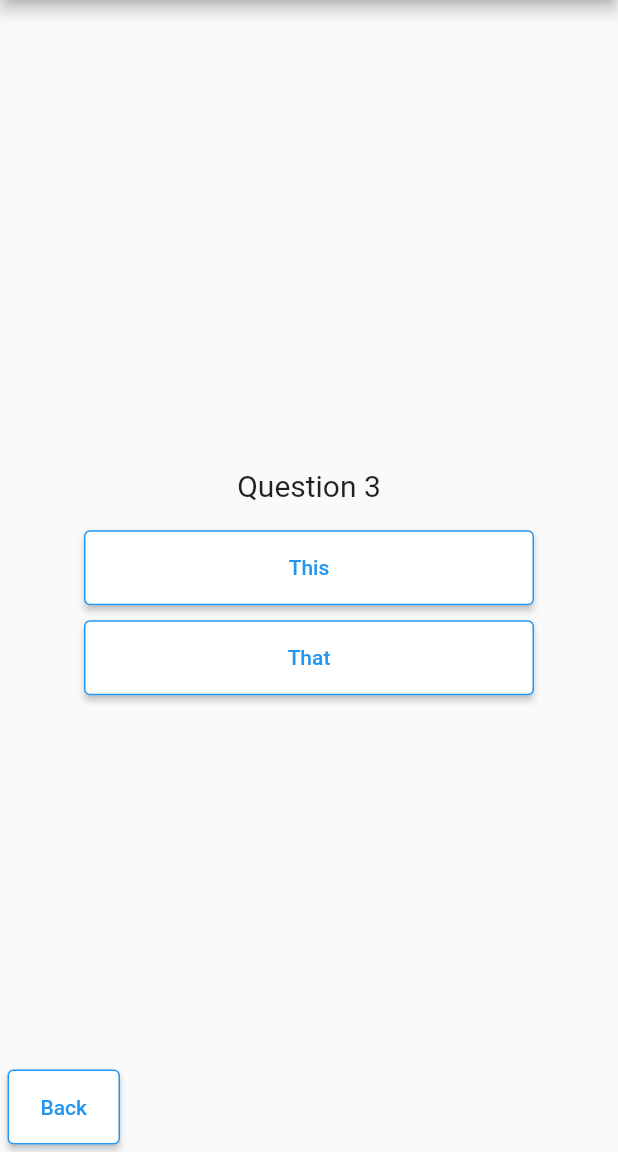
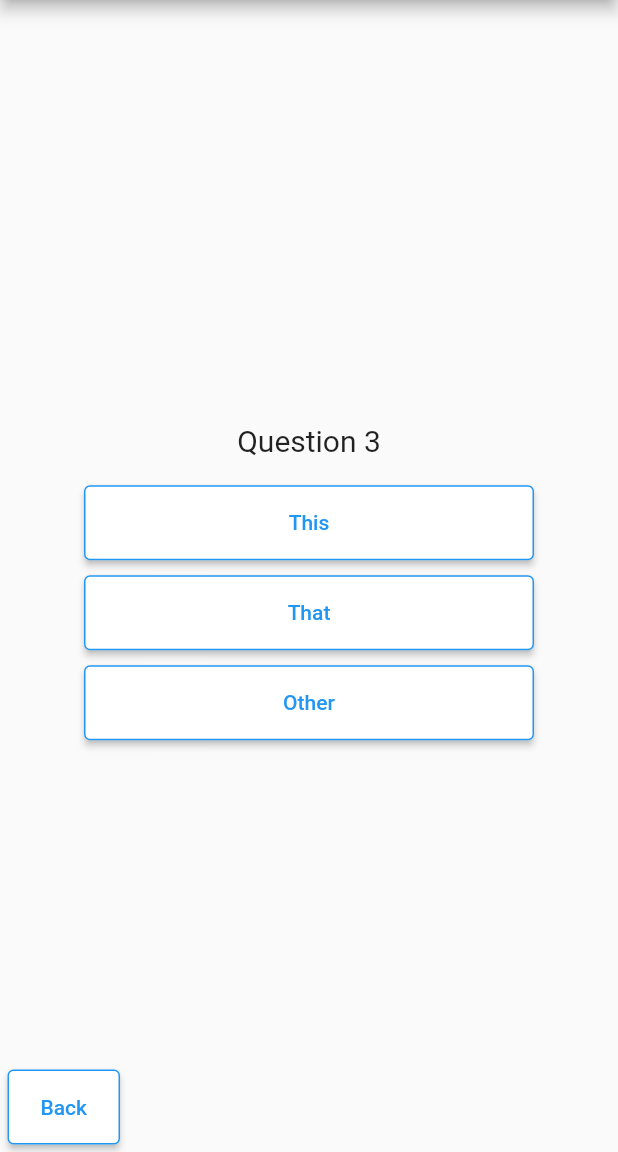
Before and after one commit to AaronFryer/SimpleSurvey, a Flutter app: the screen it shows after launch, swiped to page 3, on a phone screen of 412 x 824 dp, the part 84-1236 px from its top. Run offline on Flutter 3.47's test engine with Material 2 defaults, Android fonts, the phone set to English and light mode, and no system bars.

Commit message:
Started answer types

```diff
--- a/lib/SimpleWizardModels.dart
+++ b/lib/SimpleWizardModels.dart
@@ -6,15 +6,11 @@ class ModelSimpleWizardStep {
 
 class ModelSimpleWizardStepQuestion extends ModelSimpleWizardStep {
   String text = "This is the question?";
-  List<ModelSimpleWizardStepAnswer> answers = [];
-  bool isMult;
-  int multiMinimum;
+  AnswerType answers;
 
   ModelSimpleWizardStepQuestion({
     required this.text,
     required this.answers,
-    this.isMult = false,
-    this.multiMinimum = 1,
     required id,
   }) : super(id: id);
 }
@@ -28,12 +24,43 @@ class ModelSimpleWizardFinish extends ModelSimpleWizardStep {
 }
 
 class ModelSimpleWizardStepAnswer {
-  String text = "Default Answer";
   String? skipToStep;
-  bool isSelected = false;
-
   ModelSimpleWizardStepAnswer({
-    required this.text,
     this.skipToStep,
   });
 }
+
+class ModelSimpleWizardStepAnswerButton extends ModelSimpleWizardStepAnswer {
+  String text = "Default Answer";
+
+  bool isSelected = false;
+
+  ModelSimpleWizardStepAnswerButton({
+    required this.text,
+    skipToStep,
+  }) : super(skipToStep: skipToStep);
+}
+
+class ModelSimpleWizardStepAnswerRange extends ModelSimpleWizardStepAnswer {
+  ModelSimpleWizardStepAnswerRange({
+    skipToStep,
+  }) : super(skipToStep: skipToStep);
+}
+
+class AnswerType {}
+
+class SingleChoiceAnswer extends AnswerType {
+  List<ModelSimpleWizardStepAnswerButton> choices;
+
+  SingleChoiceAnswer({required this.choices});
+}
+
+class MultipleChoiceAnswer extends AnswerType {
+  List<ModelSimpleWizardStepAnswerButton> choices;
+  int multiMinimum;
+
+  MultipleChoiceAnswer({
+    required this.choices,
+    this.multiMinimum = 1,
+  });
+}
--- a/lib/SimpleWizardViews.dart
+++ b/lib/SimpleWizardViews.dart
@@ -35,7 +35,37 @@ class _SimpleWizardQuestionViewState extends State<SimpleWizardQuestionView> {
                 style: const TextStyle(fontSize: 20),
               ),
             ),
-            ...widget.step.answers.map((ModelSimpleWizardStepAnswer answer) {
+            if (widget.step.answers.runtimeType == SingleChoiceAnswer)
+              ...(widget.step.answers as SingleChoiceAnswer)
+                  .choices
+                  .map((ModelSimpleWizardStepAnswerButton answer) {
+                return Padding(
+                  padding: const EdgeInsets.fromLTRB(0, 10, 0, 0),
+                  child: ElevatedButton(
+                    style: ElevatedButton.styleFrom(
+                      primary: Colors.white,
+                      onPrimary: Colors.blue,
+                      side: const BorderSide(
+                        color: Colors.blue,
+                      ),
+                      minimumSize: const Size(300, 50),
+                      maximumSize: const Size(300, 50),
+                    ),
+                    child: Text(answer.text),
+                    onPressed: () {
+                      if (answer.skipToStep != null) {
+                        widget.instance.goTo(answer.skipToStep!);
+                      } else {
+                        widget.instance.next();
+                      }
+                    },
+                  ),
+                );
+              })
+            else if (widget.step.answers.runtimeType == MultipleChoiceAnswer)
+              ...(widget.step.answers as MultipleChoiceAnswer)
+                  .choices
+                  .map((ModelSimpleWizardStepAnswerButton answer) {
                 return Padding(
                   padding: const EdgeInsets.fromLTRB(0, 10, 0, 0),
                   child: ElevatedButton(
@@ -50,21 +80,13 @@ class _SimpleWizardQuestionViewState extends State<SimpleWizardQuestionView> {
                     ),
                     child: Text(answer.text),
                     onPressed: () {
-                    if (!widget.step.isMult) {
-                      if (answer.skipToStep != null) {
-                        widget.instance.goTo(answer.skipToStep!);
-                      } else {
-                        widget.instance.next();
-                      }
-                    } else {
                       setState(() {
                         answer.isSelected = !answer.isSelected;
                       });
-                    }
                     },
                   ),
                 );
-            }),
+              })
           ],
         ),
         Align(
@@ -96,7 +118,7 @@ class _SimpleWizardQuestionViewState extends State<SimpleWizardQuestionView> {
           child: Padding(
             padding: const EdgeInsets.fromLTRB(0, 0, 5, 5),
             child: Visibility(
-              visible: widget.step.isMult,
+              visible: widget.step.answers.runtimeType == MultipleChoiceAnswer,
               child: ElevatedButton(
                 style: ElevatedButton.styleFrom(
                   primary: Colors.white,
@@ -109,18 +131,22 @@ class _SimpleWizardQuestionViewState extends State<SimpleWizardQuestionView> {
                 ),
                 child: const Text("Next"),
                 onPressed: () {
-                  if (widget.step.isMult) {
-                    if (widget.step.answers
+                  if (widget.step.answers.runtimeType == MultipleChoiceAnswer) {
+                    if ((widget.step.answers as MultipleChoiceAnswer)
+                            .choices
                             .where((x) {
                               return x.isSelected;
                             })
                             .toList()
                             .length >=
-                        widget.step.multiMinimum) {
+                        (widget.step.answers as MultipleChoiceAnswer)
+                            .multiMinimum) {
                       widget.instance.next();
                     } else {
                       widget.instance.showError("You need to select at least " +
-                          widget.step.multiMinimum.toString());
+                          (widget.step.answers as MultipleChoiceAnswer)
+                              .multiMinimum
+                              .toString());
                     }
                   } else {
                     widget.instance.next();
--- a/lib/main.dart
+++ b/lib/main.dart
@@ -43,57 +43,63 @@ class _MyHomePageState extends State<MyHomePage> {
         ModelSimpleWizardStepQuestion(
           id: "question_1",
           text: "Question 1",
-          answers: [
-            ModelSimpleWizardStepAnswer(text: "This"),
-            ModelSimpleWizardStepAnswer(text: "That"),
-            ModelSimpleWizardStepAnswer(
+          answers: SingleChoiceAnswer(
+            choices: [
+              ModelSimpleWizardStepAnswerButton(text: "This"),
+              ModelSimpleWizardStepAnswerButton(text: "That"),
+              ModelSimpleWizardStepAnswerButton(
                 text: "Skip to 3",
                 skipToStep: "question_3",
               ),
             ],
           ),
+        ),
         ModelSimpleWizardStepQuestion(
           id: "question_2",
           text: "Question 2",
-          isMult: true,
+          answers: MultipleChoiceAnswer(
             multiMinimum: 2,
-          answers: [
-            ModelSimpleWizardStepAnswer(text: "This"),
-            ModelSimpleWizardStepAnswer(text: "That"),
+            choices: [
+              ModelSimpleWizardStepAnswerButton(text: "This"),
+              ModelSimpleWizardStepAnswerButton(text: "That"),
             ],
+          ),
         ),
         ModelSimpleWizardStepQuestion(
           id: "question_3",
           text: "Question 3",
-          answers: [
-            ModelSimpleWizardStepAnswer(text: "This"),
-            ModelSimpleWizardStepAnswer(text: "That"),
+          answers: SingleChoiceAnswer(
+            choices: [
+              ModelSimpleWizardStepAnswerButton(text: "This"),
+              ModelSimpleWizardStepAnswerButton(text: "That"),
+              ModelSimpleWizardStepAnswerButton(text: "Other"),
             ],
           ),
-        ModelSimpleWizardStepQuestion(
-          id: "question_4",
-          text: "Question 4",
-          answers: [
-            ModelSimpleWizardStepAnswer(text: "This"),
-            ModelSimpleWizardStepAnswer(text: "That"),
-          ],
         ),
-        ModelSimpleWizardStepQuestion(
-          id: "question_5",
-          text: "Question 5",
-          answers: [
-            ModelSimpleWizardStepAnswer(text: "This"),
-            ModelSimpleWizardStepAnswer(text: "That"),
-          ],
-        ),
-        ModelSimpleWizardStepQuestion(
-          id: "question_6",
-          text: "Question 6",
-          answers: [
-            ModelSimpleWizardStepAnswer(text: "This"),
-            ModelSimpleWizardStepAnswer(text: "That"),
-          ],
-        ),
+        // ModelSimpleWizardStepQuestion(
+        //   id: "question_4",
+        //   text: "Question 4",
+        //   answers: [
+        //     ModelSimpleWizardStepAnswerButton(text: "This"),
+        //     ModelSimpleWizardStepAnswerButton(text: "That"),
+        //   ],
+        // ),
+        // ModelSimpleWizardStepQuestion(
+        //   id: "question_5",
+        //   text: "Question 5",
+        //   answers: [
+        //     ModelSimpleWizardStepAnswerButton(text: "This"),
+        //     ModelSimpleWizardStepAnswerButton(text: "That"),
+        //   ],
+        // ),
+        // ModelSimpleWizardStepQuestion(
+        //   id: "question_6",
+        //   text: "Question 6",
+        //   answers: [
+        //     ModelSimpleWizardStepAnswerButton(text: "This"),
+        //     ModelSimpleWizardStepAnswerButton(text: "That"),
+        //   ],
+        // ),
         ModelSimpleWizardFinish(
           id: "finish",
         )
```
Lines whose indentation alone changed are shown as unchanged.
